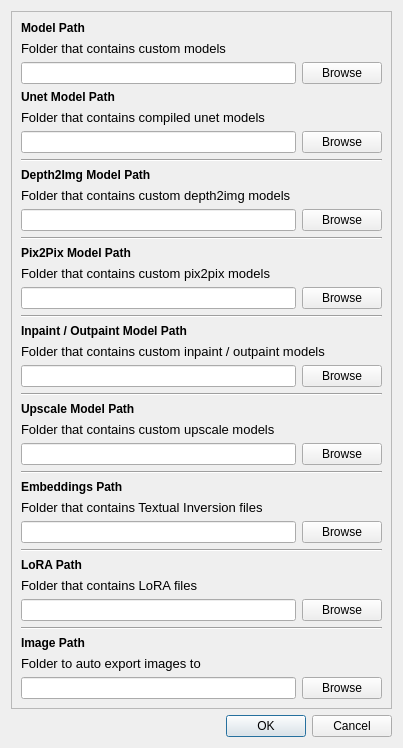
Old version of the form src/airunner/pyqt/preferences.ui in the repository Capsize-Games/airunner.
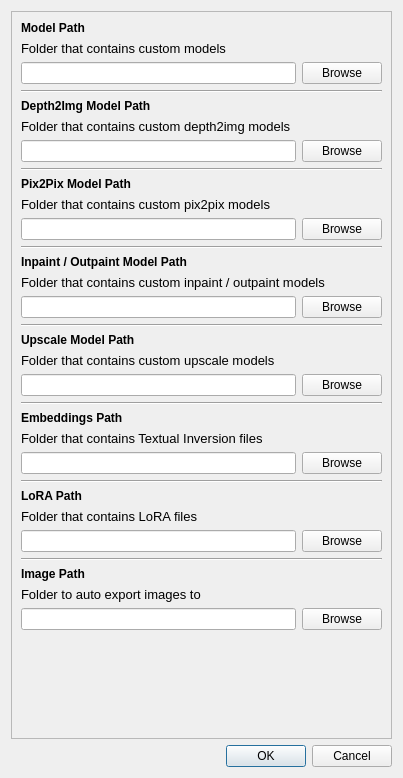
New version of the form.

Commit message: removes unet_model_path

What changed in the file:
```diff
--- a/src/airunner/pyqt/preferences.ui
+++ b/src/airunner/pyqt/preferences.ui
@@ -7,7 +7,7 @@
     <x>0</x>
     <y>0</y>
     <width>403</width>
-    <height>748</height>
+    <height>778</height>
    </rect>
   </property>
   <property name="windowTitle">
@@ -33,29 +33,11 @@
       <enum>QFrame::Raised</enum>
      </property>
      <layout class="QGridLayout" name="gridLayout_2">
-      <item row="31" column="0">
-       <widget class="QLabel" name="label_6">
-        <property name="font">
-         <font>
-          <pointsize>10</pointsize>
-         </font>
-        </property>
-        <property name="text">
-         <string>Folder that contains Textual Inversion files</string>
-        </property>
-       </widget>
-      </item>
-      <item row="13" column="0">
-       <widget class="Line" name="line_4">
-        <property name="orientation">
-         <enum>Qt::Horizontal</enum>
-        </property>
-       </widget>
-      </item>
-      <item row="9" column="0">
+      <item row="6" column="0">
        <widget class="QLabel" name="label_10">
         <property name="font">
          <font>
+          <weight>75</weight>
           <bold>true</bold>
          </font>
         </property>
@@ -64,17 +46,11 @@
         </property>
        </widget>
       </item>
-      <item row="29" column="0">
-       <widget class="Line" name="line_7">
-        <property name="orientation">
-         <enum>Qt::Horizontal</enum>
-        </property>
-       </widget>
-      </item>
-      <item row="38" column="0">
+      <item row="35" column="0">
        <widget class="QLabel" name="label_7">
         <property name="font">
          <font>
+          <weight>75</weight>
           <bold>true</bold>
          </font>
         </property>
@@ -83,7 +59,41 @@
         </property>
        </widget>
       </item>
-      <item row="36" column="0">
+      <item row="26" column="0">
+       <widget class="Line" name="line_7">
+        <property name="orientation">
+         <enum>Qt::Horizontal</enum>
+        </property>
+       </widget>
+      </item>
+      <item row="31" column="0">
+       <widget class="QLabel" name="label_3">
+        <property name="font">
+         <font>
+          <weight>75</weight>
+          <bold>true</bold>
+         </font>
+        </property>
+        <property name="text">
+         <string>LoRA Path</string>
+        </property>
+       </widget>
+      </item>
+      <item row="8" column="0">
+       <layout class="QHBoxLayout" name="horizontalLayout_5">
+        <item>
+         <widget class="QLineEdit" name="depthtoimg_model_path"/>
+        </item>
+        <item>
+         <widget class="QPushButton" name="depthtoimg_model_browse_button">
+          <property name="text">
+           <string>Browse</string>
+          </property>
+         </widget>
+        </item>
+       </layout>
+      </item>
+      <item row="33" column="0">
        <layout class="QHBoxLayout" name="horizontalLayout_3">
         <item>
          <widget class="QLineEdit" name="lora_path"/>
@@ -97,25 +107,6 @@
         </item>
        </layout>
       </item>
-      <item row="3" column="0">
-       <widget class="QLabel" name="label_17">
-        <property name="font">
-         <font>
-          <bold>true</bold>
-         </font>
-        </property>
-        <property name="text">
-         <string>Unet Model Path</string>
-        </property>
-       </widget>
-      </item>
-      <item row="37" column="0">
-       <widget class="Line" name="line_3">
-        <property name="orientation">
-         <enum>Qt::Horizontal</enum>
-        </property>
-       </widget>
-      </item>
       <item row="0" column="0">
        <widget class="QLabel" name="label">
         <property name="font">
@@ -128,10 +119,18 @@
         </property>
        </widget>
       </item>
-      <item row="30" column="0">
+      <item row="34" column="0">
+       <widget class="Line" name="line_3">
+        <property name="orientation">
+         <enum>Qt::Horizontal</enum>
+        </property>
+       </widget>
+      </item>
+      <item row="27" column="0">
        <widget class="QLabel" name="label_5">
         <property name="font">
          <font>
+          <weight>75</weight>
           <bold>true</bold>
          </font>
         </property>
@@ -140,7 +139,7 @@
         </property>
        </widget>
       </item>
-      <item row="35" column="0">
+      <item row="32" column="0">
        <widget class="QLabel" name="label_4">
         <property name="font">
          <font>
@@ -152,95 +151,44 @@
         </property>
        </widget>
       </item>
-      <item row="34" column="0">
-       <widget class="QLabel" name="label_3">
+      <item row="28" column="0">
+       <widget class="QLabel" name="label_6">
         <property name="font">
          <font>
-          <bold>true</bold>
+          <pointsize>10</pointsize>
          </font>
         </property>
         <property name="text">
-         <string>LoRA Path</string>
+         <string>Folder that contains Textual Inversion files</string>
         </property>
        </widget>
       </item>
+      <item row="10" column="0">
+       <widget class="Line" name="line_4">
+        <property name="orientation">
+         <enum>Qt::Horizontal</enum>
+        </property>
+       </widget>
+      </item>
+      <item row="18" column="0">
+       <layout class="QHBoxLayout" name="horizontalLayout_7">
+        <item>
+         <widget class="QLineEdit" name="inpaint_outpaint_model_path"/>
+        </item>
+        <item>
+         <widget class="QPushButton" name="inpaint_outpaint_browse_button">
+          <property name="text">
+           <string>Browse</string>
+          </property>
+         </widget>
+        </item>
+       </layout>
+      </item>
       <item row="11" column="0">
-       <layout class="QHBoxLayout" name="horizontalLayout_5">
-        <item>
-         <widget class="QLineEdit" name="depthtoimg_model_path"/>
-        </item>
-        <item>
-         <widget class="QPushButton" name="depthtoimg_model_browse_button">
-          <property name="text">
-           <string>Browse</string>
-          </property>
-         </widget>
-        </item>
-       </layout>
-      </item>
-      <item row="16" column="0">
-       <layout class="QHBoxLayout" name="horizontalLayout_6">
-        <item>
-         <widget class="QLineEdit" name="pixtopix_model_path"/>
-        </item>
-        <item>
-         <widget class="QPushButton" name="pixtopix_model_browse_button">
-          <property name="text">
-           <string>Browse</string>
-          </property>
-         </widget>
-        </item>
-       </layout>
-      </item>
-      <item row="26" column="0">
-       <layout class="QHBoxLayout" name="horizontalLayout_8">
-        <item>
-         <widget class="QLineEdit" name="upscale_model_path"/>
-        </item>
-        <item>
-         <widget class="QPushButton" name="upscale_browse_button">
-          <property name="text">
-           <string>Browse</string>
-          </property>
-         </widget>
-        </item>
-       </layout>
-      </item>
-      <item row="4" column="0">
-       <widget class="QLabel" name="label_18">
-        <property name="font">
-         <font>
-          <pointsize>10</pointsize>
-         </font>
-        </property>
-        <property name="text">
-         <string>Folder that contains compiled unet models</string>
-        </property>
-       </widget>
-      </item>
-      <item row="33" column="0">
-       <widget class="Line" name="line_2">
-        <property name="orientation">
-         <enum>Qt::Horizontal</enum>
-        </property>
-       </widget>
-      </item>
-      <item row="1" column="0">
-       <widget class="QLabel" name="label_2">
-        <property name="font">
-         <font>
-          <pointsize>10</pointsize>
-         </font>
-        </property>
-        <property name="text">
-         <string>Folder that contains custom models</string>
-        </property>
-       </widget>
-      </item>
-      <item row="14" column="0">
        <widget class="QLabel" name="label_12">
         <property name="font">
          <font>
+          <weight>75</weight>
           <bold>true</bold>
          </font>
         </property>
@@ -249,7 +197,7 @@
         </property>
        </widget>
       </item>
-      <item row="25" column="0">
+      <item row="22" column="0">
        <widget class="QLabel" name="label_16">
         <property name="font">
          <font>
@@ -261,32 +209,6 @@
         </property>
        </widget>
       </item>
-      <item row="21" column="0">
-       <layout class="QHBoxLayout" name="horizontalLayout_7">
-        <item>
-         <widget class="QLineEdit" name="inpaint_outpaint_model_path"/>
-        </item>
-        <item>
-         <widget class="QPushButton" name="inpaint_outpaint_browse_button">
-          <property name="text">
-           <string>Browse</string>
-          </property>
-         </widget>
-        </item>
-       </layout>
-      </item>
-      <item row="24" column="0">
-       <widget class="QLabel" name="label_15">
-        <property name="font">
-         <font>
-          <bold>true</bold>
-         </font>
-        </property>
-        <property name="text">
-         <string>Upscale Model Path</string>
-        </property>
-       </widget>
-      </item>
       <item row="2" column="0">
        <layout class="QHBoxLayout" name="horizontalLayout">
         <item>
@@ -301,32 +223,97 @@
         </item>
        </layout>
       </item>
-      <item row="43" column="0">
-       <spacer name="verticalSpacer">
-        <property name="orientation">
-         <enum>Qt::Vertical</enum>
+      <item row="21" column="0">
+       <widget class="QLabel" name="label_15">
+        <property name="font">
+         <font>
+          <weight>75</weight>
+          <bold>true</bold>
+         </font>
         </property>
-        <property name="sizeHint" stdset="0">
-         <size>
-          <width>20</width>
-          <height>40</height>
-         </size>
+        <property name="text">
+         <string>Upscale Model Path</string>
         </property>
-       </spacer>
+       </widget>
+      </item>
+      <item row="16" column="0">
+       <widget class="QLabel" name="label_14">
+        <property name="font">
+         <font>
+          <weight>75</weight>
+          <bold>true</bold>
+         </font>
+        </property>
+        <property name="text">
+         <string>Inpaint / Outpaint Model Path</string>
+        </property>
+       </widget>
       </item>
       <item row="20" column="0">
-       <widget class="QLabel" name="label_13">
+       <widget class="Line" name="line_6">
+        <property name="orientation">
+         <enum>Qt::Horizontal</enum>
+        </property>
+       </widget>
+      </item>
+      <item row="37" column="0">
+       <layout class="QHBoxLayout" name="horizontalLayout_4">
+        <item>
+         <widget class="QLineEdit" name="image_path"/>
+        </item>
+        <item>
+         <widget class="QPushButton" name="image_path_browse_button">
+          <property name="text">
+           <string>Browse</string>
+          </property>
+         </widget>
+        </item>
+       </layout>
+      </item>
+      <item row="36" column="0">
+       <widget class="QLabel" name="label_8">
         <property name="font">
          <font>
           <pointsize>10</pointsize>
          </font>
         </property>
         <property name="text">
-         <string>Folder that contains custom inpaint / outpaint models</string>
+         <string>Folder to auto export images to</string>
         </property>
        </widget>
       </item>
-      <item row="32" column="0">
+      <item row="15" column="0">
+       <widget class="Line" name="line_5">
+        <property name="orientation">
+         <enum>Qt::Horizontal</enum>
+        </property>
+       </widget>
+      </item>
+      <item row="12" column="0">
+       <widget class="QLabel" name="label_11">
+        <property name="font">
+         <font>
+          <pointsize>10</pointsize>
+         </font>
+        </property>
+        <property name="text">
+         <string>Folder that contains custom pix2pix models</string>
+        </property>
+       </widget>
+      </item>
+      <item row="7" column="0">
+       <widget class="QLabel" name="label_9">
+        <property name="font">
+         <font>
+          <pointsize>10</pointsize>
+         </font>
+        </property>
+        <property name="text">
+         <string>Folder that contains custom depth2img models</string>
+        </property>
+       </widget>
+      </item>
+      <item row="29" column="0">
        <layout class="QHBoxLayout" name="horizontalLayout_2">
         <item>
          <widget class="QLineEdit" name="embeddings_path"/>
@@ -340,19 +327,7 @@
         </item>
        </layout>
       </item>
-      <item row="10" column="0">
-       <widget class="QLabel" name="label_9">
-        <property name="font">
-         <font>
-          <pointsize>10</pointsize>
-         </font>
-        </property>
-        <property name="text">
-         <string>Folder that contains custom depth2img models</string>
-        </property>
-       </widget>
-      </item>
-      <item row="8" column="0">
+      <item row="5" column="0">
        <widget class="Line" name="line">
         <property name="minimumSize">
          <size>
@@ -365,56 +340,38 @@
         </property>
        </widget>
       </item>
-      <item row="15" column="0">
-       <widget class="QLabel" name="label_11">
-        <property name="font">
-         <font>
-          <pointsize>10</pointsize>
-         </font>
-        </property>
-        <property name="text">
-         <string>Folder that contains custom pix2pix models</string>
-        </property>
-       </widget>
-      </item>
-      <item row="39" column="0">
-       <widget class="QLabel" name="label_8">
-        <property name="font">
-         <font>
-          <pointsize>10</pointsize>
-         </font>
-        </property>
-        <property name="text">
-         <string>Folder to auto export images to</string>
-        </property>
-       </widget>
-      </item>
-      <item row="19" column="0">
-       <widget class="QLabel" name="label_14">
-        <property name="font">
-         <font>
-          <bold>true</bold>
-         </font>
-        </property>
-        <property name="text">
-         <string>Inpaint / Outpaint Model Path</string>
-        </property>
-       </widget>
-      </item>
-      <item row="23" column="0">
-       <widget class="Line" name="line_6">
-        <property name="orientation">
-         <enum>Qt::Horizontal</enum>
-        </property>
-       </widget>
-      </item>
       <item row="40" column="0">
-       <layout class="QHBoxLayout" name="horizontalLayout_4">
+       <spacer name="verticalSpacer">
+        <property name="orientation">
+         <enum>Qt::Vertical</enum>
+        </property>
+        <property name="sizeHint" stdset="0">
+         <size>
+          <width>20</width>
+          <height>40</height>
+         </size>
+        </property>
+       </spacer>
+      </item>
+      <item row="17" column="0">
+       <widget class="QLabel" name="label_13">
+        <property name="font">
+         <font>
+          <pointsize>10</pointsize>
+         </font>
+        </property>
+        <property name="text">
+         <string>Folder that contains custom inpaint / outpaint models</string>
+        </property>
+       </widget>
+      </item>
+      <item row="23" column="0">
+       <layout class="QHBoxLayout" name="horizontalLayout_8">
         <item>
-         <widget class="QLineEdit" name="image_path"/>
+         <widget class="QLineEdit" name="upscale_model_path"/>
         </item>
         <item>
-         <widget class="QPushButton" name="image_path_browse_button">
+         <widget class="QPushButton" name="upscale_browse_button">
           <property name="text">
            <string>Browse</string>
           </property>
@@ -422,27 +379,39 @@
         </item>
        </layout>
       </item>
-      <item row="18" column="0">
-       <widget class="Line" name="line_5">
+      <item row="13" column="0">
+       <layout class="QHBoxLayout" name="horizontalLayout_6">
+        <item>
+         <widget class="QLineEdit" name="pixtopix_model_path"/>
+        </item>
+        <item>
+         <widget class="QPushButton" name="pixtopix_model_browse_button">
+          <property name="text">
+           <string>Browse</string>
+          </property>
+         </widget>
+        </item>
+       </layout>
+      </item>
+      <item row="1" column="0">
+       <widget class="QLabel" name="label_2">
+        <property name="font">
+         <font>
+          <pointsize>10</pointsize>
+         </font>
+        </property>
+        <property name="text">
+         <string>Folder that contains custom models</string>
+        </property>
+       </widget>
+      </item>
+      <item row="30" column="0">
+       <widget class="Line" name="line_2">
         <property name="orientation">
          <enum>Qt::Horizontal</enum>
         </property>
        </widget>
       </item>
-      <item row="5" column="0">
-       <layout class="QHBoxLayout" name="horizontalLayout_9">
-        <item>
-         <widget class="QLineEdit" name="unet_model_path"/>
-        </item>
-        <item>
-         <widget class="QPushButton" name="unet_model_browse_button">
-          <property name="text">
-           <string>Browse</string>
-          </property>
-         </widget>
-        </item>
-       </layout>
-      </item>
      </layout>
     </widget>
    </item>
```
Left out of the diff: 1 changed line with no effect on the pictures. The commit also changes 3 other files.
